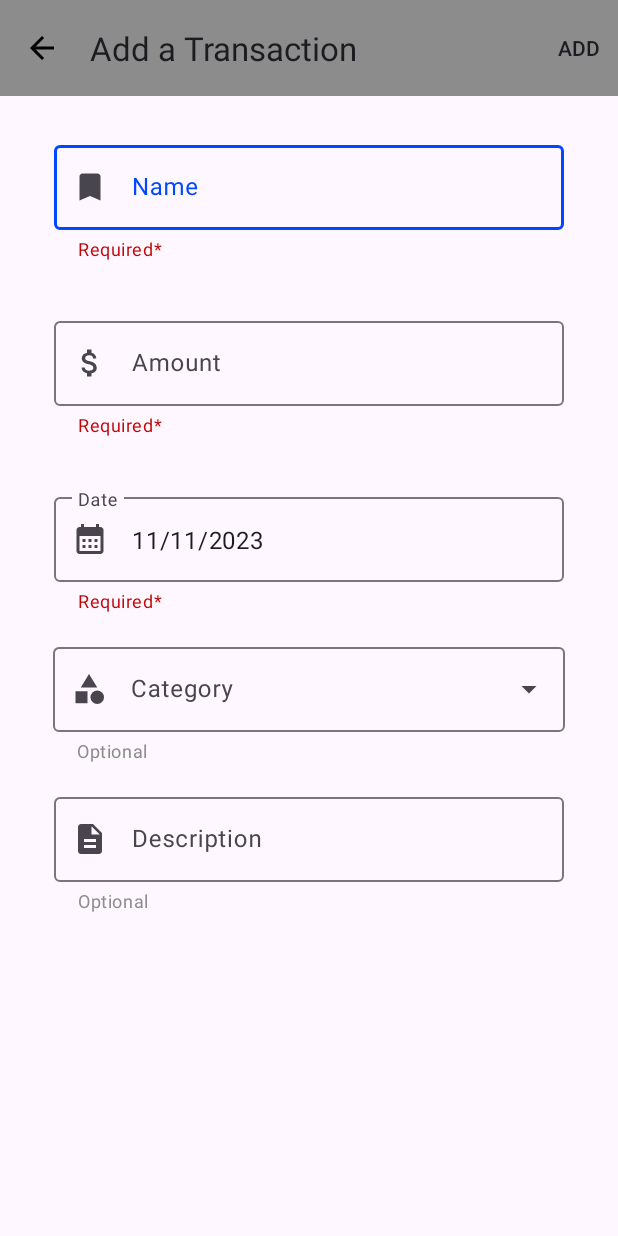
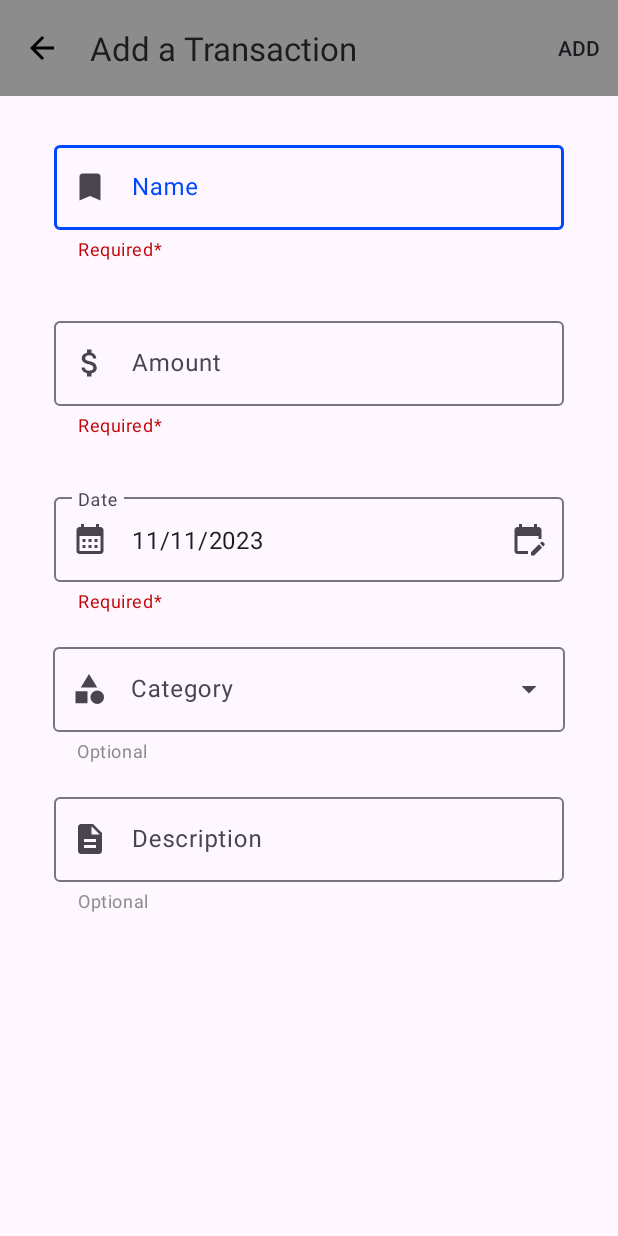
Before and after one commit to MasterTemple/CSCI-335-UI-Application, an Android app: the TransactionEditActivity screen opened directly, with no data from a screen before it, on a phone screen of 412 x 824 dp. Run offline under Robolectric (Android 15) with nearby library versions, the phone set to English and light mode, and no system bars.

Commit message:
Added a date picker for transactions.

```diff
--- /dev/null
+++ b/app/src/main/res/drawable/ic_date_picker.xml
@@ -0,0 +1,5 @@
+<vector android:height="24dp" android:tint="#000000"
+    android:viewportHeight="24" android:viewportWidth="24"
+    android:width="24dp" xmlns:android="http://schemas.android.com/apk/res/android">
+    <path android:fillColor="@android:color/white" android:pathData="M12,22H5c-1.11,0 -2,-0.9 -2,-2L3.01,6c0,-1.1 0.88,-2 1.99,-2h1V2h2v2h8V2h2v2h1c1.1,0 2,0.9 2,2v6h-2v-2H5v10h7V22zM22.13,16.99l0.71,-0.71c0.39,-0.39 0.39,-1.02 0,-1.41l-0.71,-0.71c-0.39,-0.39 -1.02,-0.39 -1.41,0l-0.71,0.71L22.13,16.99zM21.42,17.7l-5.3,5.3H14v-2.12l5.3,-5.3L21.42,17.7z"/>
+</vector>
--- a/app/src/main/res/layout/activity_transaction_edit.xml
+++ b/app/src/main/res/layout/activity_transaction_edit.xml
@@ -72,7 +72,8 @@
         app:startIconDrawable="@drawable/ic_calendar"
         app:helperText="@string/text_input_helper_text_required"
         app:helperTextTextColor="@color/red"
-        app:endIconMode="clear_text"
+        app:endIconMode="custom"
+        app:endIconDrawable="@drawable/ic_date_picker"
         >
         <EditText
             android:id="@+id/transaction_edit_date"
```
Also changed, not shown: app/src/main/java/com/example/uigroupproject/TransactionEditActivity.java (+45 -0 lines).
